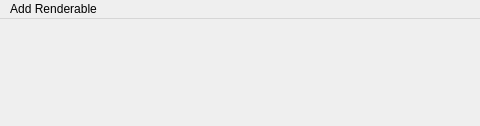
Before: the Qt Designer form src/pyphoplacecellanalysis/GUI/Qt/GlobalApplicationMenus/LocalMenus_AddRenderable.ui in CommanderPho/pyPhoPlaceCellAnalysis, drawn with Qt 5; both pictures show x 0 to 480 and y 0 to 126 of the 703 by 126 pixel window.
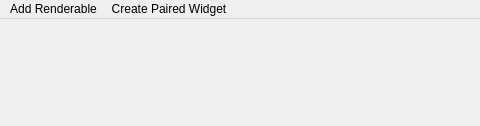
After: the same form once the commit is applied. Icons and pictures are not drawn.

Commit message: messing with menus

Patch:
```diff
--- a/src/pyphoplacecellanalysis/GUI/Qt/GlobalApplicationMenus/LocalMenus_AddRenderable.ui
+++ b/src/pyphoplacecellanalysis/GUI/Qt/GlobalApplicationMenus/LocalMenus_AddRenderable.ui
@@ -65,7 +65,15 @@
     <addaction name="separator"/>
     <addaction name="actionClear_all_Renderables"/>
    </widget>
+   <widget class="QMenu" name="menuCreate_Paired_Widget">
+    <property name="title">
+     <string>Create Paired Widget</string>
+    </property>
+    <addaction name="actionTimeSynchronizedOccupancyPlotter"/>
+    <addaction name="actionTimeSynchronizedPlacefieldsPlotter"/>
+   </widget>
    <addaction name="menuAdd_Renderable"/>
+   <addaction name="menuCreate_Paired_Widget"/>
   </widget>
   <action name="actionAddTimeCurves_Position">
    <property name="text">
```
Left out of the diff: 16 changed lines with no effect on the pictures. The commit also changes 1 other file.
